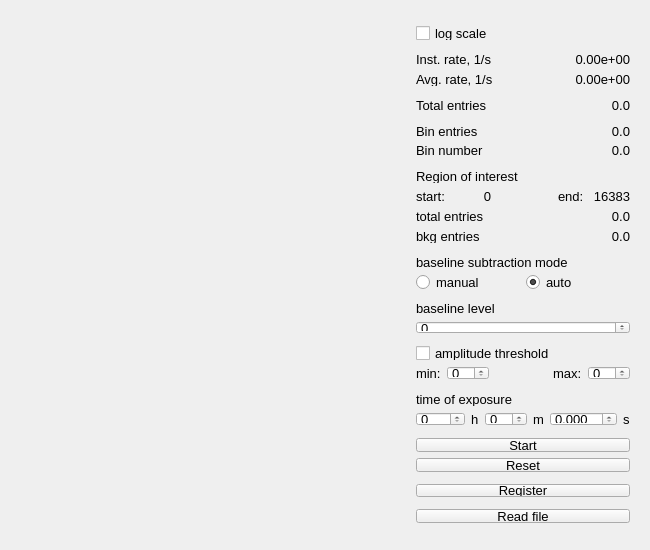
The window that mcpha_hist.ui (pavel-demin/mcpha-client) describes before a commit, drawn with Qt 5.
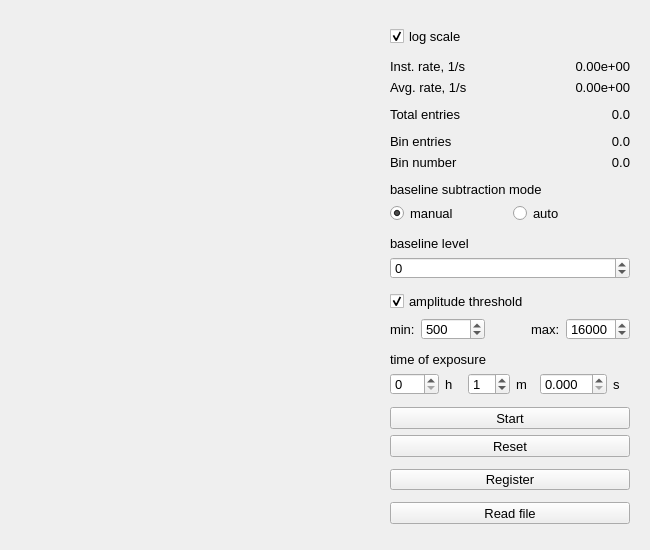
The same window after the commit.

Commit message: remove ROI, set default values and fix background color

Patch:
```diff
--- a/mcpha_hist.ui
+++ b/mcpha_hist.ui
@@ -19,6 +19,9 @@
   <property name="windowTitle">
    <string>Form</string>
   </property>
+  <property name="autoFillBackground">
+   <bool>true</bool>
+  </property>
   <layout class="QGridLayout" name="gridLayout">
    <item row="0" column="0">
     <widget class="QWidget" name="plotWidget" native="true">
@@ -78,6 +81,9 @@
         <property name="text">
          <string>log scale</string>
         </property>
+        <property name="checked">
+         <bool>true</bool>
+        </property>
        </widget>
       </item>
       <item row="2" column="0">
@@ -218,156 +224,13 @@
        </spacer>
       </item>
       <item row="11" column="0">
-       <widget class="QLabel" name="roiLabel">
-        <property name="text">
-         <string>Region of interest</string>
-        </property>
-       </widget>
-      </item>
-      <item row="12" column="0" colspan="2">
-       <widget class="QWidget" name="roiWidget" native="true">
-        <property name="sizePolicy">
-         <sizepolicy hsizetype="Preferred" vsizetype="Maximum">
-          <horstretch>0</horstretch>
-          <verstretch>0</verstretch>
-         </sizepolicy>
-        </property>
-        <property name="minimumSize">
-         <size>
-          <width>0</width>
-          <height>0</height>
-         </size>
-        </property>
-        <layout class="QGridLayout" name="roiLayout">
-         <property name="leftMargin">
-          <number>0</number>
-         </property>
-         <property name="topMargin">
-          <number>0</number>
-         </property>
-         <property name="rightMargin">
-          <number>0</number>
-         </property>
-         <property name="bottomMargin">
-          <number>0</number>
-         </property>
-         <item row="0" column="4">
-          <widget class="QLabel" name="roiendValue">
-           <property name="minimumSize">
-            <size>
-             <width>40</width>
-             <height>0</height>
-            </size>
-           </property>
-           <property name="text">
-            <string>16383</string>
-           </property>
-           <property name="alignment">
-            <set>Qt::AlignRight|Qt::AlignTrailing|Qt::AlignVCenter</set>
-           </property>
-          </widget>
-         </item>
-         <item row="0" column="3">
-          <widget class="QLabel" name="roiendLabel">
-           <property name="text">
-            <string>end:</string>
-           </property>
-          </widget>
-         </item>
-         <item row="0" column="0">
-          <widget class="QLabel" name="roistartLabel">
-           <property name="text">
-            <string>start:</string>
-           </property>
-          </widget>
-         </item>
-         <item row="0" column="2">
-          <spacer name="spacer_13">
-           <property name="orientation">
-            <enum>Qt::Horizontal</enum>
-           </property>
-           <property name="sizeHint" stdset="0">
-            <size>
-             <width>40</width>
-             <height>0</height>
-            </size>
-           </property>
-          </spacer>
-         </item>
-         <item row="0" column="1">
-          <widget class="QLabel" name="roistartValue">
-           <property name="minimumSize">
-            <size>
-             <width>40</width>
-             <height>0</height>
-            </size>
-           </property>
-           <property name="text">
-            <string>0</string>
-           </property>
-           <property name="alignment">
-            <set>Qt::AlignRight|Qt::AlignTrailing|Qt::AlignVCenter</set>
-           </property>
-          </widget>
-         </item>
-        </layout>
-       </widget>
-      </item>
-      <item row="13" column="0">
-       <widget class="QLabel" name="roitotLable">
-        <property name="text">
-         <string>total entries</string>
-        </property>
-       </widget>
-      </item>
-      <item row="13" column="1">
-       <widget class="QLabel" name="roitotValue">
-        <property name="text">
-         <string>0.0</string>
-        </property>
-        <property name="alignment">
-         <set>Qt::AlignRight|Qt::AlignTrailing|Qt::AlignVCenter</set>
-        </property>
-       </widget>
-      </item>
-      <item row="14" column="0">
-       <widget class="QLabel" name="roibkgLabel">
-        <property name="text">
-         <string>bkg entries</string>
-        </property>
-       </widget>
-      </item>
-      <item row="14" column="1">
-       <widget class="QLabel" name="roibkgValue">
-        <property name="text">
-         <string>0.0</string>
-        </property>
-        <property name="alignment">
-         <set>Qt::AlignRight|Qt::AlignTrailing|Qt::AlignVCenter</set>
-        </property>
-       </widget>
-      </item>
-      <item row="15" column="0">
-       <spacer name="spacer_5">
-        <property name="orientation">
-         <enum>Qt::Vertical</enum>
-        </property>
-        <property name="sizeHint" stdset="0">
-         <size>
-          <width>20</width>
-          <height>40</height>
-         </size>
-        </property>
-       </spacer>
-      </item>
-      <item row="16" column="0">
        <widget class="QLabel" name="baseLabel">
         <property name="text">
          <string>baseline subtraction mode</string>
         </property>
        </widget>
       </item>
-      <item row="17" column="0" colspan="2">
+      <item row="12" column="0" colspan="2">
        <widget class="QWidget" name="baseWidget" native="true">
         <layout class="QGridLayout" name="gridLayout_3">
          <property name="leftMargin">
@@ -387,6 +250,9 @@
            <property name="text">
             <string>manual</string>
            </property>
+           <property name="checked">
+            <bool>true</bool>
+           </property>
           </widget>
          </item>
          <item row="0" column="1">
@@ -395,31 +261,70 @@
             <string>auto</string>
            </property>
            <property name="checked">
-            <bool>true</bool>
+            <bool>false</bool>
            </property>
           </widget>
          </item>
         </layout>
        </widget>
       </item>
-      <item row="19" column="0">
+      <item row="13" column="0">
+       <spacer name="spacer_5">
+        <property name="orientation">
+         <enum>Qt::Vertical</enum>
+        </property>
+        <property name="sizeHint" stdset="0">
+         <size>
+          <width>20</width>
+          <height>40</height>
+         </size>
+        </property>
+       </spacer>
+      </item>
+      <item row="14" column="0">
        <widget class="QLabel" name="levelLabel">
         <property name="text">
          <string>baseline level</string>
         </property>
        </widget>
       </item>
-      <item row="20" column="0" colspan="2">
-       <widget class="QSpinBox" name="levelValue"/>
+      <item row="15" column="0" colspan="2">
+       <widget class="QSpinBox" name="levelValue">
+        <property name="minimum">
+         <number>-16380</number>
+        </property>
+        <property name="maximum">
+         <number>16380</number>
+        </property>
+        <property name="singleStep">
+         <number>10</number>
+        </property>
+       </widget>
       </item>
-      <item row="22" column="0" colspan="2">
+      <item row="16" column="0">
+       <spacer name="spacer_6">
+        <property name="orientation">
+         <enum>Qt::Vertical</enum>
+        </property>
+        <property name="sizeHint" stdset="0">
+         <size>
+          <width>20</width>
+          <height>40</height>
+         </size>
+        </property>
+       </spacer>
+      </item>
+      <item row="17" column="0" colspan="2">
        <widget class="QCheckBox" name="thrsCheck">
         <property name="text">
          <string>amplitude threshold</string>
         </property>
+        <property name="checked">
+         <bool>true</bool>
+        </property>
        </widget>
       </item>
-      <item row="23" column="0" colspan="2">
+      <item row="18" column="0" colspan="2">
        <widget class="QWidget" name="thrsWidget" native="true">
         <layout class="QGridLayout" name="gridLayout_2">
          <property name="leftMargin">
@@ -442,10 +347,27 @@
           </widget>
          </item>
          <item row="0" column="4">
-          <widget class="QSpinBox" name="thrsmaxValue"/>
+          <widget class="QSpinBox" name="thrsmaxValue">
+           <property name="maximum">
+            <number>16380</number>
+           </property>
+           <property name="singleStep">
+            <number>11</number>
+           </property>
+           <property name="value">
+            <number>16000</number>
+           </property>
+          </widget>
          </item>
          <item row="0" column="1">
-          <widget class="QSpinBox" name="thrsminLabel_2"/>
+          <widget class="QSpinBox" name="thrsminValue">
+           <property name="maximum">
+            <number>16380</number>
+           </property>
+           <property name="value">
+            <number>500</number>
+           </property>
+          </widget>
          </item>
          <item row="0" column="0">
           <widget class="QLabel" name="thrsminLabel">
@@ -470,94 +392,27 @@
         </layout>
        </widget>
       </item>
-      <item row="25" column="0">
+      <item row="19" column="0">
+       <spacer name="spacer_7">
+        <property name="orientation">
+         <enum>Qt::Vertical</enum>
+        </property>
+        <property name="sizeHint" stdset="0">
+         <size>
+          <width>20</width>
+          <height>40</height>
+         </size>
+        </property>
+       </spacer>
+      </item>
+      <item row="20" column="0">
        <widget class="QLabel" name="label">
         <property name="text">
          <string>time of exposure</string>
         </property>
        </widget>
       </item>
-      <item row="27" column="0">
-       <spacer name="spacer_9">
-        <property name="orientation">
-         <enum>Qt::Vertical</enum>
-        </property>
-        <property name="sizeHint" stdset="0">
-         <size>
-          <width>20</width>
-          <height>40</height>
-         </size>
-        </property>
-       </spacer>
-      </item>
-      <item row="28" column="0" colspan="2">
-       <widget class="QPushButton" name="startButton">
-        <property name="text">
-         <string>Start</string>
-        </property>
-       </widget>
-      </item>
-      <item row="29" column="0" colspan="2">
-       <widget class="QPushButton" name="resetButton">
-        <property name="text">
-         <string>Reset</string>
-        </property>
-       </widget>
-      </item>
-      <item row="30" column="0">
-       <spacer name="spacer_10">
-        <property name="orientation">
-         <enum>Qt::Vertical</enum>
-        </property>
-        <property name="sizeHint" stdset="0">
-         <size>
-          <width>20</width>
-          <height>40</height>
-         </size>
-        </property>
-       </spacer>
-      </item>
-      <item row="31" column="0" colspan="2">
-       <widget class="QPushButton" name="saveButton">
-        <property name="text">
-         <string>Register</string>
-        </property>
-       </widget>
-      </item>
-      <item row="32" column="0">
-       <spacer name="spacer_11">
-        <property name="orientation">
-         <enum>Qt::Vertical</enum>
-        </property>
-        <property name="sizeHint" stdset="0">
-         <size>
-          <width>20</width>
-          <height>40</height>
-         </size>
-        </property>
-       </spacer>
-      </item>
-      <item row="33" column="0" colspan="2">
-       <widget class="QPushButton" name="readButton">
-        <property name="text">
-         <string>Read file</string>
-        </property>
-       </widget>
-      </item>
-      <item row="34" column="0">
-       <spacer name="spacer_12">
-        <property name="orientation">
-         <enum>Qt::Vertical</enum>
-        </property>
-        <property name="sizeHint" stdset="0">
-         <size>
-          <width>20</width>
-          <height>40</height>
-         </size>
-        </property>
-       </spacer>
-      </item>
-      <item row="26" column="0" colspan="2">
+      <item row="21" column="0" colspan="2">
        <widget class="QWidget" name="timeWidget" native="true">
         <layout class="QGridLayout" name="gridLayout_4">
          <property name="leftMargin">
@@ -591,6 +446,9 @@
            <property name="maximum">
             <number>59</number>
            </property>
+           <property name="value">
+            <number>1</number>
+           </property>
           </widget>
          </item>
          <item row="0" column="3">
@@ -620,33 +478,7 @@
         </layout>
        </widget>
       </item>
-      <item row="18" column="0">
-       <spacer name="spacer_6">
-        <property name="orientation">
-         <enum>Qt::Vertical</enum>
-        </property>
-        <property name="sizeHint" stdset="0">
-         <size>
-          <width>20</width>
-          <height>40</height>
-         </size>
-        </property>
-       </spacer>
-      </item>
-      <item row="21" column="0">
-       <spacer name="spacer_7">
-        <property name="orientation">
-         <enum>Qt::Vertical</enum>
-        </property>
-        <property name="sizeHint" stdset="0">
-         <size>
-          <width>20</width>
-          <height>40</height>
-         </size>
-        </property>
-       </spacer>
-      </item>
-      <item row="24" column="0">
+      <item row="22" column="0">
        <spacer name="spacer_8">
         <property name="orientation">
          <enum>Qt::Vertical</enum>
@@ -659,6 +491,73 @@
         </property>
        </spacer>
       </item>
+      <item row="23" column="0" colspan="2">
+       <widget class="QPushButton" name="startButton">
+        <property name="text">
+         <string>Start</string>
+        </property>
+       </widget>
+      </item>
+      <item row="24" column="0" colspan="2">
+       <widget class="QPushButton" name="resetButton">
+        <property name="text">
+         <string>Reset</string>
+        </property>
+       </widget>
+      </item>
+      <item row="25" column="0">
+       <spacer name="spacer_9">
+        <property name="orientation">
+         <enum>Qt::Vertical</enum>
+        </property>
+        <property name="sizeHint" stdset="0">
+         <size>
+          <width>20</width>
+          <height>40</height>
+         </size>
+        </property>
+       </spacer>
+      </item>
+      <item row="26" column="0" colspan="2">
+       <widget class="QPushButton" name="saveButton">
+        <property name="text">
+         <string>Register</string>
+        </property>
+       </widget>
+      </item>
+      <item row="27" column="0">
+       <spacer name="spacer_10">
+        <property name="orientation">
+         <enum>Qt::Vertical</enum>
+        </property>
+        <property name="sizeHint" stdset="0">
+         <size>
+          <width>20</width>
+          <height>40</height>
+         </size>
+        </property>
+       </spacer>
+      </item>
+      <item row="28" column="0" colspan="2">
+       <widget class="QPushButton" name="readButton">
+        <property name="text">
+         <string>Read file</string>
+        </property>
+       </widget>
+      </item>
+      <item row="29" column="0">
+       <spacer name="spacer_11">
+        <property name="orientation">
+         <enum>Qt::Vertical</enum>
+        </property>
+        <property name="sizeHint" stdset="0">
+         <size>
+          <width>20</width>
+          <height>40</height>
+         </size>
+        </property>
+       </spacer>
+      </item>
      </layout>
     </widget>
    </item>
```
The commit also changes 3 other files.
